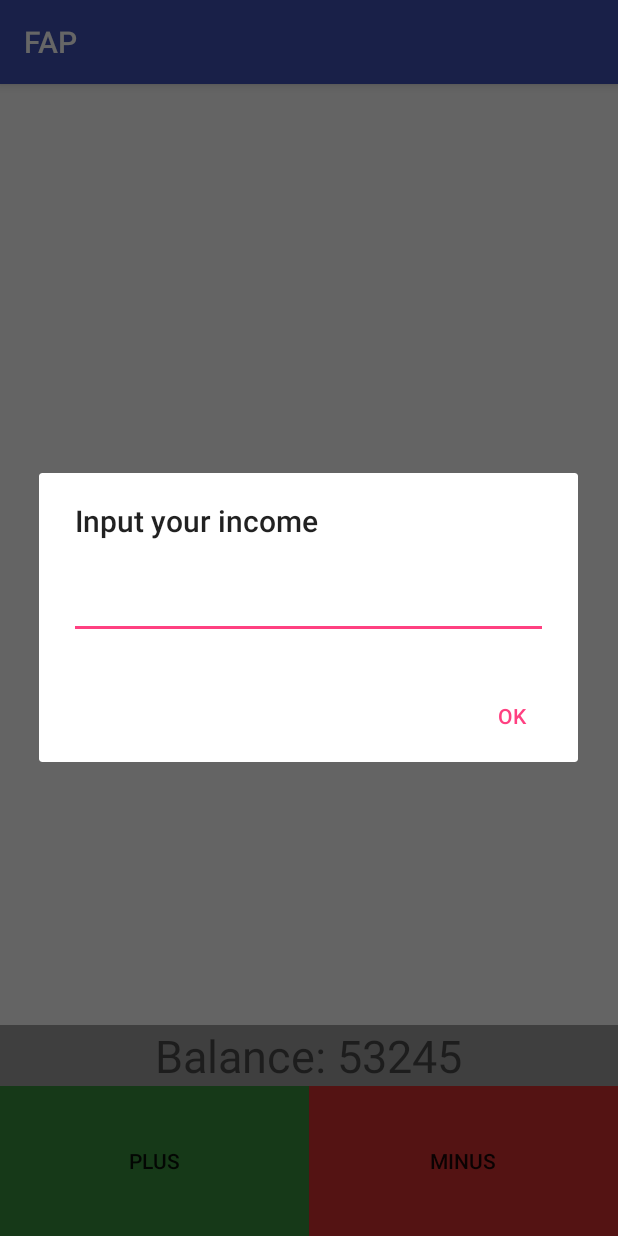
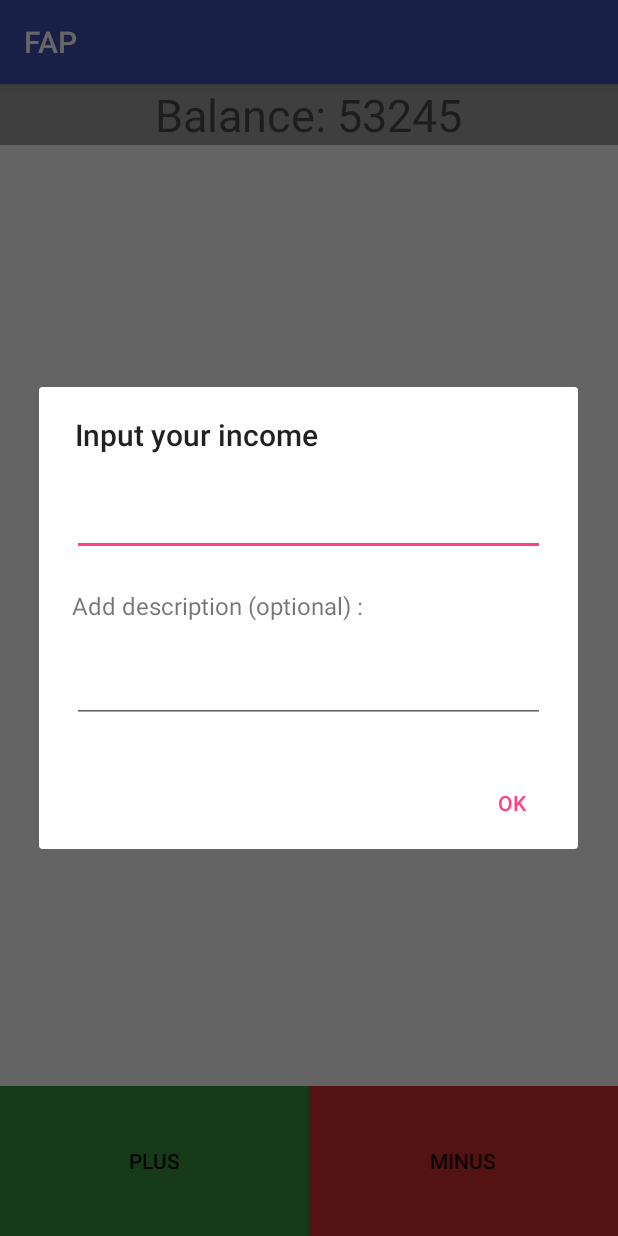
Before and after one commit to YaDaniil/FAP, an Android app: the screen it shows after launch (MainActivity), after a tap on "PLUS", on a phone screen of 412 x 824 dp. Run offline under Robolectric (Android 15) with nearby library versions, the phone set to English and light mode, and no system bars; libraries missing offline, so code that uses them is left out: com.orm; 4 statements that could not run were skipped.

Commit message:
Move balance to top and add dividers to list items

```diff
--- a/app/src/main/java/com/yadaniil/fap/MainActivity.java
+++ b/app/src/main/java/com/yadaniil/fap/MainActivity.java
@@ -7,19 +7,18 @@ import android.support.v7.app.AppCompatActivity;
 import android.os.Bundle;
 import android.support.v7.widget.LinearLayoutManager;
 import android.support.v7.widget.RecyclerView;
-import android.text.Editable;
 import android.util.Log;
 import android.view.LayoutInflater;
 import android.view.View;
 import android.widget.Button;
 import android.widget.EditText;
-import android.widget.LinearLayout;
 import android.widget.TextView;
 
 import com.yadaniil.fap.db.Record;
 
-import java.sql.SQLException;
+import java.math.BigDecimal;
 import java.util.ArrayList;
+import java.util.Date;
 import java.util.List;
 
 public class MainActivity extends AppCompatActivity {
@@ -70,23 +69,27 @@ public class MainActivity extends AppCompatActivity {
         builder.setTitle(title);
 
         LayoutInflater layoutInflater = this.getLayoutInflater();
-        View dialogView = layoutInflater.inflate(R.layout.dialog_with_input, null);
+        View dialogView = layoutInflater.inflate(R.layout.dialog_change_balance, null);
         builder.setView(dialogView);
 
-        final EditText editText = (EditText) dialogView.findViewById(R.id.dialog_edit_text);
+        final EditText amountEditText = (EditText) dialogView.findViewById(R.id.dialog_amount_edit_text);
+        final EditText descriptionEditText = (EditText) dialogView.findViewById(R.id.dialog_description_edit_text);
 
         builder.setPositiveButton(getString(R.string.ok), new DialogInterface.OnClickListener() {
             @Override
             public void onClick(DialogInterface dialogInterface, int i) {
-                saveAndProcessAmount(editText.getText().toString(), isPlus);
+                saveAndProcessAmount(amountEditText.getText().toString(),
+                        descriptionEditText.getText().toString(), isPlus);
             }
         });
 
         builder.show();
     }
 
-    private void saveAndProcessAmount(String text, boolean isPlus) {
-
+    private void saveAndProcessAmount(String amount, String description, boolean isPlus) {
+        Record record = new Record(new BigDecimal(amount), isPlus, new Date(), description);
+        record.save();
+        ((RecordsAdapter) recordsRecyclewView.getAdapter()).addData(record);
     }
 
     private void initViews() {
--- a/app/src/main/res/layout/activity_main.xml
+++ b/app/src/main/res/layout/activity_main.xml
@@ -36,13 +36,13 @@
         android:layout_width="match_parent"
         android:layout_height="match_parent"
         android:id="@+id/recordsRecyclerView"
-        android:layout_marginBottom="@dimen/buttonHeight">
+        android:layout_marginBottom="@dimen/recycler_view_bottom_margin"
+        android:layout_marginTop="35dp">
     </android.support.v7.widget.RecyclerView>
 
     <LinearLayout
         android:layout_width="match_parent"
         android:layout_height="wrap_content"
-        android:layout_alignBottom="@+id/recordsRecyclerView"
         android:background="@color/grey500"
         android:gravity="center">
 
--- /dev/null
+++ b/app/src/main/res/layout/dialog_change_balance.xml
@@ -0,0 +1,28 @@
+<?xml version="1.0" encoding="utf-8"?>
+<LinearLayout xmlns:android="http://schemas.android.com/apk/res/android"
+    android:orientation="vertical" android:layout_width="match_parent"
+    android:layout_height="match_parent">
+
+
+    <EditText
+        android:layout_width="match_parent"
+        android:layout_height="wrap_content"
+        android:id="@+id/dialog_amount_edit_text"
+        android:inputType="numberDecimal"
+        android:layout_margin="@dimen/dialog_edit_text_margin"/>
+
+    <TextView
+        android:layout_width="wrap_content"
+        android:layout_height="wrap_content"
+        android:text="@string/add_description"
+        android:layout_marginLeft="@dimen/dialog_edit_text_margin"
+        android:textSize="@dimen/text_size_normal"/>
+
+    <EditText
+        android:layout_width="match_parent"
+        android:layout_height="wrap_content"
+        android:id="@+id/dialog_description_edit_text"
+        android:inputType="numberDecimal"
+        android:layout_margin="@dimen/dialog_edit_text_margin"/>
+
+</LinearLayout>
--- a/app/src/main/res/layout/dialog_with_input.xml
+++ /dev/null
@@ -1,13 +0,0 @@
-<?xml version="1.0" encoding="utf-8"?>
-<LinearLayout xmlns:android="http://schemas.android.com/apk/res/android"
-    android:orientation="vertical" android:layout_width="match_parent"
-    android:layout_height="match_parent">
-
-
-    <EditText
-        android:layout_width="match_parent"
-        android:layout_height="wrap_content"
-        android:id="@+id/dialog_edit_text"
-        android:inputType="numberDecimal"
-        android:layout_margin="@dimen/dialog_edit_text_margin"/>
-</LinearLayout>
--- a/app/src/main/res/values/dimens.xml
+++ b/app/src/main/res/values/dimens.xml
@@ -5,5 +5,7 @@
     <dimen name="buttonHeight">100dp</dimen>
     <dimen name="balanceHeight">30dp</dimen>
     <dimen name="record_item_textview_margin">10dp</dimen>
-    <dimen name="dialog_edit_text_margin">20dp</dimen>
+    <dimen name="dialog_edit_text_margin">22dp</dimen>
+    <dimen name="text_size_normal">16dp</dimen>
+    <dimen name="recycler_view_bottom_margin">100dp</dimen>
 </resources>
--- a/app/src/main/res/values/strings.xml
+++ b/app/src/main/res/values/strings.xml
@@ -5,4 +5,5 @@
     <string name="input_your_income">Input your income</string>
     <string name="input_your_costs">Input your costs</string>
     <string name="ok">Ok</string>
+    <string name="add_description">Add description (optional) :</string>
 </resources>
```
Also changed, not shown: app/src/main/java/com/yadaniil/fap/RecordsAdapter.java (+10 -0 lines), app/src/main/res/layout/record_item.xml (+14 -0 lines).
